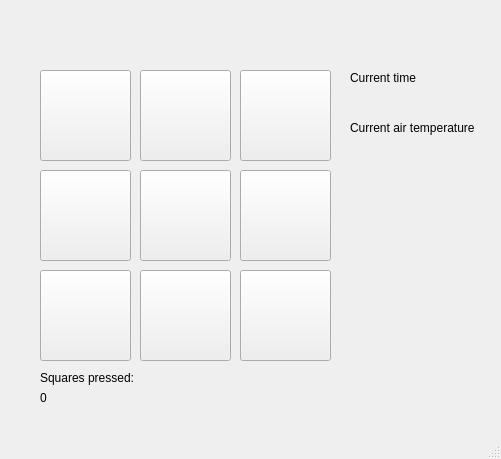
Qt form squareswindow.ui (vvmorozova/qt-squares) before a commit.
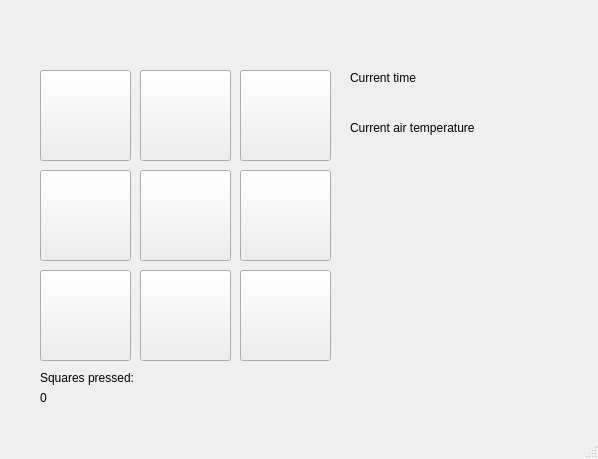
The same form after that commit.

What changed in the file:
```diff
--- a/squareswindow.ui
+++ b/squareswindow.ui
@@ -6,7 +6,7 @@
    <rect>
     <x>0</x>
     <y>0</y>
-    <width>501</width>
+    <width>598</width>
     <height>459</height>
    </rect>
   </property>
@@ -175,7 +175,7 @@
      <rect>
       <x>350</x>
       <y>90</y>
-      <width>71</width>
+      <width>201</width>
       <height>16</height>
      </rect>
     </property>
@@ -201,7 +201,7 @@
      <rect>
       <x>350</x>
       <y>140</y>
-      <width>71</width>
+      <width>141</width>
       <height>16</height>
      </rect>
     </property>
```
Left out of the diff: 2 changed lines with no effect on the pictures.
